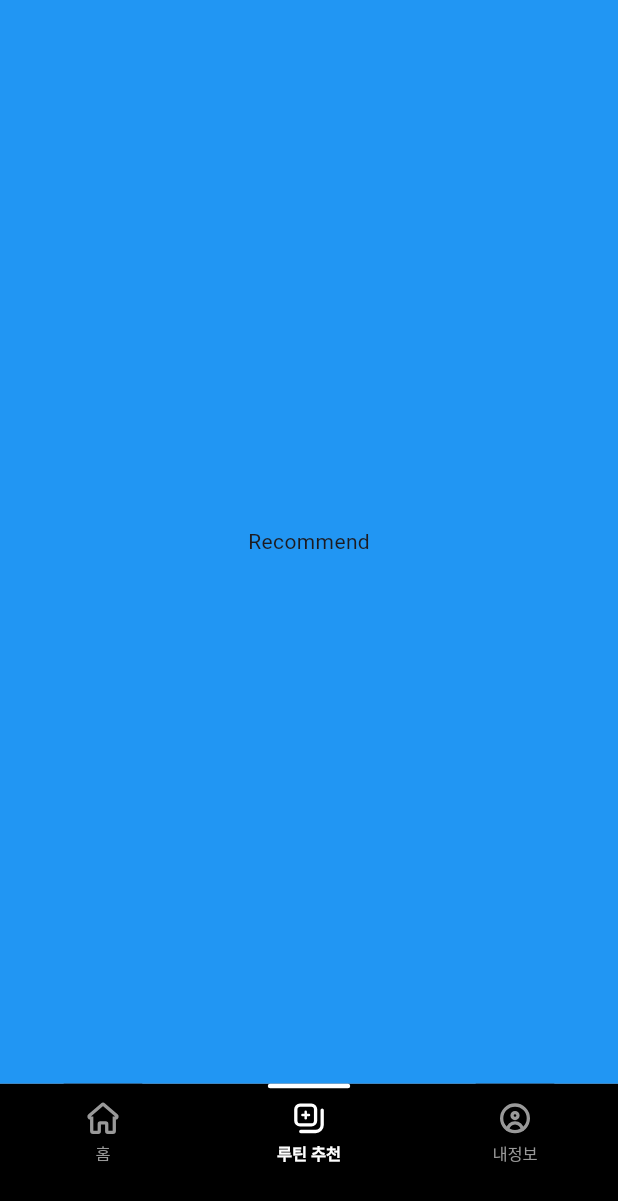
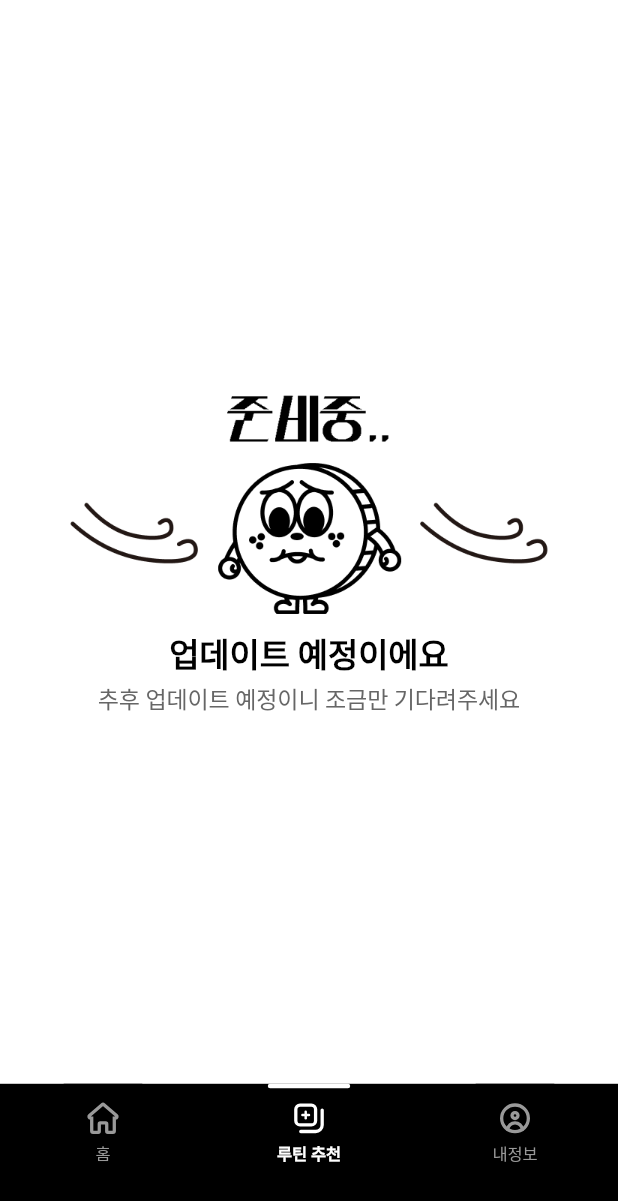
Before and after one commit to yeolsimee/roumo-app, a Flutter app: the MainView screen opened by its route, item 2 of the bottom bar chosen, on a phone screen of 412 x 824 dp. Shown: the top 1201 px of the screen. Run offline on Flutter 3.47's test engine with Material 2 defaults, Android fonts, the phone set to English and light mode, and no system bars; our stand-ins replace dio, firebase_auth, firebase_core, flutter_riverpod, flutter_screenutil, flutter_svg and 6 more; accounts and stored records are empty; Roboto replaces fonts that are missing (Pretendard); project files that could hold a hidden picture were left out.

Commit message:
feat: 로그아웃, 회원탈퇴까지

```diff
--- a/lib/gen/assets.gen.dart
+++ b/lib/gen/assets.gen.dart
@@ -70,6 +70,10 @@ class $AssetsImagesGen {
   /// File path: assets/images/naver.svg
   String get naver => 'assets/images/naver.svg';
 
+  /// File path: assets/images/ready_image.png
+  AssetGenImage get readyImage =>
+      const AssetGenImage('assets/images/ready_image.png');
+
   /// File path: assets/images/small_right_arrow.png
   AssetGenImage get smallRightArrow =>
       const AssetGenImage('assets/images/small_right_arrow.png');
@@ -97,6 +101,7 @@ class $AssetsImagesGen {
         loadingImage,
         loginImage,
         naver,
+        readyImage,
         smallRightArrow,
         toggleOff,
         toggleOn
--- a/lib/gen/colors.gen.dart
+++ b/lib/gen/colors.gen.dart
@@ -19,6 +19,9 @@ class ColorName {
   /// Color: #333333
   static const Color black33 = Color(0xFF333333);
 
+  /// Color: #F4406B
+  static const Color error = Color(0xFFF4406B);
+
   /// Color: #E6E6EA
   static const Color googleGray = Color(0xFFE6E6EA);
 
--- a/lib/l10n/intl_ko.arb
+++ b/lib/l10n/intl_ko.arb
@@ -14,5 +14,12 @@
   "notice": "알림",
   "terms_of_service": "이용 약관",
   "privacy_policy": "개인정보 처리방침",
-  "logout": "로그아웃"
+  "logout": "로그아웃",
+  "memberLeave": "회원탈퇴",
+  "memberLeaveDetail": "지금 탈퇴하시면 모든 루틴들이 사라져요!",
+  "giveUp": "역시 그만둘래요",
+  "logoutMessage": "계정을 로그아웃 하시겠어요?",
+  "cancel": "취소",
+  "plan_to_update": "업데이트 예정이에요",
+  "plan_to_update_detail": "추후 업데이트 예정이니 조금만 기다려주세요"
 }
--- a/lib/screens/main/main_view.dart
+++ b/lib/screens/main/main_view.dart
@@ -23,6 +23,7 @@ class _MainViewState extends State<MainView> {
     final icons = getBottomIcons(page);
 
     return Scaffold(
+      backgroundColor: Colors.white,
       body: IndexedStack(
         index: page,
         children: const [
--- a/lib/screens/main/recommend/recommend_screen.dart
+++ b/lib/screens/main/recommend/recommend_screen.dart
@@ -1,15 +1,26 @@
 import 'package:flutter/material.dart';
+import 'package:flutter_screenutil/flutter_screenutil.dart';
+import 'package:intl/intl.dart';
+import 'package:roumo_flutter/gen/assets.gen.dart';
+import 'package:roumo_flutter/ui/text_style.dart';
 
 class RecommendScreen extends StatelessWidget {
   const RecommendScreen({super.key});
 
   @override
   Widget build(BuildContext context) {
-    return Scaffold(
-      backgroundColor: Colors.blue,
-      body: Center(
-        child: Text('Recommend'),
-      ),
+    return Column(
+      mainAxisAlignment: MainAxisAlignment.center,
+      children: [
+        Center(child: Assets.images.readyImage.image()),
+        13.verticalSpace,
+        Text(Intl.message('plan_to_update'), style: style20Normal.copyWith(height: 24/20)),
+        5.verticalSpace,
+        Text(
+          Intl.message('plan_to_update_detail'),
+          style: style14NormalGrey.copyWith(height: 17/14),
+        ),
+      ],
     );
   }
 }
--- a/lib/ui/text_style.dart
+++ b/lib/ui/text_style.dart
@@ -9,6 +9,13 @@ final style20Bold = TextStyle(
   letterSpacing: -0.1.sp,
 );
 
+final style20Normal = TextStyle(
+  color: Colors.black,
+  fontSize: 20.sp,
+  fontWeight: FontWeight.w600,
+  letterSpacing: -0.1.sp,
+);
+
 final style16Bold = TextStyle(
   color: ColorName.black33,
   fontSize: 16.sp,
@@ -16,9 +23,30 @@ final style16Bold = TextStyle(
   letterSpacing: -0.1.sp,
 );
 
+final style16Normal = TextStyle(
+  color: Colors.black,
+  fontSize: 16.sp,
+  fontWeight: FontWeight.w600,
+  letterSpacing: -0.1.sp,
+);
+
 final style15Normal = TextStyle(
   color: ColorName.black33,
   fontSize: 15.sp,
+  fontWeight: FontWeight.w500,
+  letterSpacing: -0.1.sp,
+);
+
+final style14Normal = TextStyle(
+  color: Colors.black,
+  fontSize: 14.sp,
+  fontWeight: FontWeight.w500,
+  letterSpacing: -0.1.sp,
+);
+
+final style14NormalGrey = TextStyle(
+  color: ColorName.grey66,
+  fontSize: 14.sp,
   fontWeight: FontWeight.w500,
   letterSpacing: -0.1.sp,
 );
```
Also changed, not shown: lib/l10n/intl_en.arb (+8 -1 lines), lib/provider/login/login_provider.dart (+23 -9 lines), lib/provider/login/social/google.dart (+6 -8 lines), lib/provider/login/user_api.dart (+12 -9 lines), lib/screens/main/home/home_screen.dart (+4 -10 lines), lib/screens/main/my_page/my_page_screen.dart (+43 -12 lines), lib/ui/dialog/delete_user_dialog.dart (added, +64 -0 lines), lib/ui/dialog/logout_dialog.dart (added, +64 -0 lines), assets/images/2.0x/ready_image.png (added), assets/images/3.0x/ready_image.png (added), assets/images/ready_image.png (added), lib/generated/intl/messages_en.dart, lib/generated/intl/messages_ko.dart, lib/generated/l10n.dart, 1 other file.
